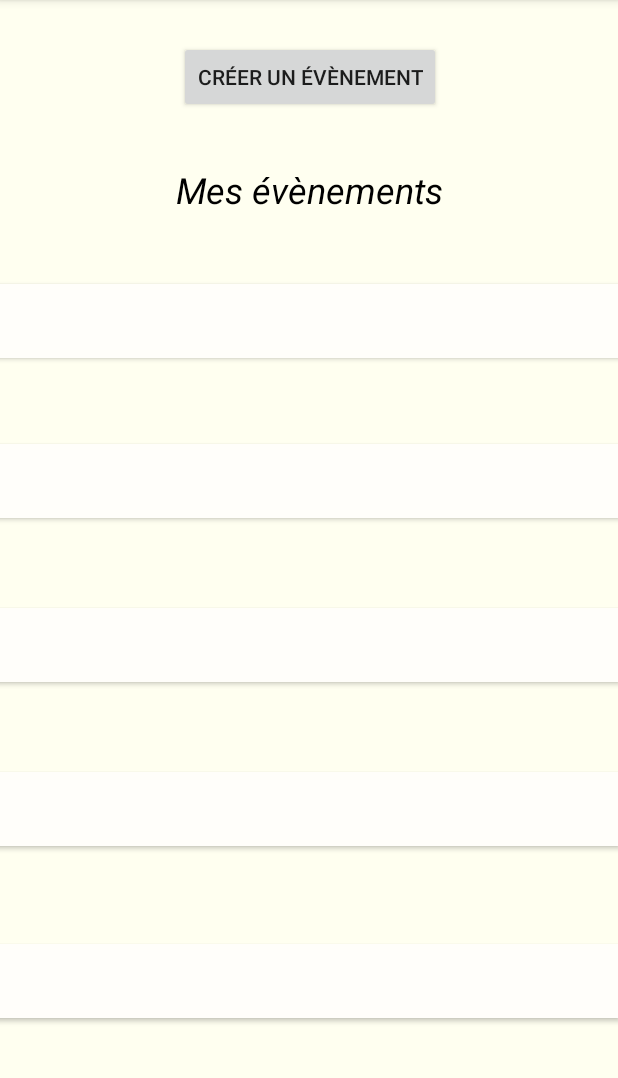
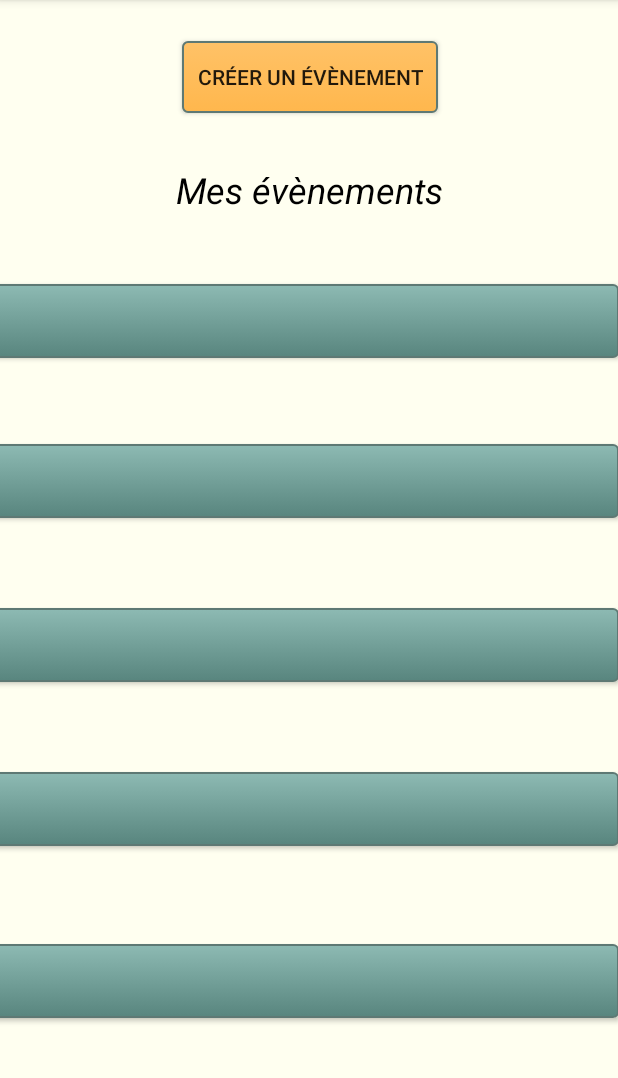
Before and after one commit to Oydrey/PartyManager, an Android app: the screen it shows after launch (MainActivity), on a phone screen of 412 x 824 dp, the part 84-1162 px from its top. Run offline under Robolectric (Android 15) with nearby library versions, the phone set to English and light mode, and no system bars.

Commit message:
Front end des boutons
Front end des bouttons selon leur type commun ou call to action

```diff
--- /dev/null
+++ b/app/src/main/res/drawable/call_to_action.xml
@@ -0,0 +1,24 @@
+<?xml version="1.0" encoding="utf-8"?>
+<selector xmlns:android="http://schemas.android.com/apk/res/android" >
+    <item android:state_pressed="true" >
+        <shape android:shape="rectangle"  >
+            <corners android:radius="3dip" />
+            <stroke android:width="1dip" android:color="#755322" />
+            <gradient android:angle="-90" android:startColor="#D19843" android:endColor="#FFB74D"  />
+        </shape>
+    </item>
+    <item android:state_focused="true">
+        <shape android:shape="rectangle"  >
+            <corners android:radius="3dip" />
+            <stroke android:width="1dip" android:color="#755322" />
+            <solid android:color="#755322"/>
+        </shape>
+    </item>
+    <item >
+        <shape android:shape="rectangle"  >
+            <corners android:radius="3dip" />
+            <stroke android:width="1dip" android:color="#5e7974" />
+            <gradient android:angle="-90" android:startColor="#FFC267" android:endColor="#FFB74D" />
+        </shape>
+    </item>
+</selector>
--- /dev/null
+++ b/app/src/main/res/drawable/commun_button.xml
@@ -0,0 +1,24 @@
+<?xml version="1.0" encoding="utf-8"?>
+<selector xmlns:android="http://schemas.android.com/apk/res/android" >
+    <item android:state_pressed="true" >
+        <shape android:shape="rectangle"  >
+            <corners android:radius="3dip" />
+            <stroke android:width="1dip" android:color="#5e7974" />
+            <gradient android:angle="-90" android:startColor="#345953" android:endColor="#689a92"  />
+        </shape>
+    </item>
+    <item android:state_focused="true">
+        <shape android:shape="rectangle"  >
+            <corners android:radius="3dip" />
+            <stroke android:width="1dip" android:color="#5e7974" />
+            <solid android:color="#58857e"/>
+        </shape>
+    </item>
+    <item >
+        <shape android:shape="rectangle"  >
+            <corners android:radius="3dip" />
+            <stroke android:width="1dip" android:color="#5e7974" />
+            <gradient android:angle="-90" android:startColor="#8dbab3" android:endColor="#58857e" />
+        </shape>
+    </item>
+</selector>
--- a/app/src/main/res/layout/activity_main.xml
+++ b/app/src/main/res/layout/activity_main.xml
@@ -26,7 +26,7 @@
         android:layout_width="421dp"
         android:layout_height="49dp"
         android:layout_marginTop="80dp"
-        android:background="#fffefa"
+        android:background="@drawable/commun_button"
         android:onClick="goEventActivity"
 
 
@@ -45,7 +45,7 @@
         android:layout_width="421dp"
         android:layout_height="49dp"
         android:layout_marginTop="80dp"
-        android:background="#fffefa"
+        android:background="@drawable/commun_button"
         android:onClick="goEventActivity"
 
         android:text=""
@@ -62,7 +62,7 @@
         android:layout_width="421dp"
         android:layout_height="49dp"
         android:layout_marginTop="80dp"
-        android:background="#fffefa"
+        android:background="@drawable/commun_button"
         android:onClick="goEventActivity"
 
         android:text=""
@@ -79,7 +79,7 @@
         android:layout_width="421dp"
         android:layout_height="49dp"
         android:layout_marginTop="80dp"
-        android:background="#fffefa"
+        android:background="@drawable/commun_button"
         android:onClick="goEventActivity"
 
         android:text=""
@@ -96,7 +96,7 @@
         android:layout_width="421dp"
         android:layout_height="49dp"
         android:layout_marginTop="80dp"
-        android:background="#fffefa"
+        android:background="@drawable/commun_button"
 
         android:onClick="goEventActivity"
         android:text=""
@@ -112,6 +112,9 @@
         android:id="@+id/button23"
         android:layout_width="wrap_content"
         android:layout_height="wrap_content"
+        android:background="@drawable/call_to_action"
+        android:paddingLeft="10dp"
+        android:paddingRight="10dp"
 
         android:onClick="goEventCreateActivity"
         android:text="Créer un évènement"
--- a/app/src/main/res/layout/checklist_activity.xml
+++ b/app/src/main/res/layout/checklist_activity.xml
@@ -47,6 +47,7 @@
                 android:id="@+id/button4"
                     android:layout_width="wrap_content"
                     android:layout_height="wrap_content"
+                    android:background="@drawable/commun_button"
 
                     android:layout_alignParentStart="true"
                     android:layout_alignParentBottom="true"
@@ -82,6 +83,7 @@
                     android:id="@+id/button6"
                     android:layout_width="wrap_content"
                     android:layout_height="wrap_content"
+                    android:background="@drawable/commun_button"
 
                     android:layout_marginStart="10dp"
                     android:layout_toEndOf="@+id/textView2"
@@ -831,6 +833,9 @@
                 android:layout_gravity="center"
                 android:layout_marginTop="20dp"
                 android:layout_marginBottom="20dp"
+                android:paddingLeft="10dp"
+                android:paddingRight="10dp"
+                android:background="@drawable/call_to_action"
 
                 android:onClick="saveQuantityAndGoMainSellier"
                 android:text="Sauvegarder"
@@ -854,6 +859,7 @@
                     android:layout_height="wrap_content"
                     android:layout_alignParentStart="true"
                     android:layout_marginStart="10dp"
+                    android:background="@drawable/commun_button"
 
                     android:enabled="false"
                     android:text="Checklist"
@@ -868,6 +874,7 @@
                     android:id="@+id/button7"
                     android:layout_width="wrap_content"
                     android:layout_height="wrap_content"
+                    android:background="@drawable/commun_button"
 
                     android:layout_marginStart="20dp"
                     android:layout_toEndOf="@+id/button22"
@@ -885,6 +892,7 @@
                     android:id="@+id/button27"
                     android:layout_width="wrap_content"
                     android:layout_height="wrap_content"
+                    android:background="@drawable/commun_button"
 
                     android:layout_marginStart="20dp"
                     android:layout_toEndOf="@+id/button7"
--- a/app/src/main/res/layout/event_activity.xml
+++ b/app/src/main/res/layout/event_activity.xml
@@ -14,6 +14,7 @@
         android:layout_height="wrap_content"
         android:onClick="back"
         android:text="Retour"
+        android:background="@drawable/commun_button"
 
         app:layout_constraintBottom_toBottomOf="parent"
         app:layout_constraintHorizontal_bias="0.073"
@@ -28,6 +29,7 @@
         android:layout_width="wrap_content"
         android:layout_height="wrap_content"
         android:layout_marginTop="80dp"
+        android:background="@drawable/commun_button"
 
         android:onClick="goSellierActivity"
         android:text="Sellier"
@@ -44,6 +46,7 @@
         android:layout_height="wrap_content"
         android:layout_marginTop="80dp"
         android:enabled="false"
+        android:background="@drawable/commun_button"
 
         android:text="Event"
         app:layout_constraintBottom_toBottomOf="parent"
@@ -58,6 +61,7 @@
         android:layout_width="wrap_content"
         android:layout_height="wrap_content"
         android:layout_marginTop="80dp"
+        android:background="@drawable/commun_button"
 
         android:onClick="goChecklistActivity"
         android:text="Checklist"
@@ -72,6 +76,7 @@
         android:id="@+id/button11"
         android:layout_width="wrap_content"
         android:layout_height="wrap_content"
+        android:background="@drawable/commun_button"
 
         android:onClick="goMainActivity"
         android:text="Main"
--- a/app/src/main/res/layout/eventcreate_activity.xml
+++ b/app/src/main/res/layout/eventcreate_activity.xml
@@ -44,6 +44,7 @@
                             android:layout_height="wrap_content"
                             android:layout_alignParentRight="true"
                             android:layout_alignParentBottom="true"
+                            android:background="@drawable/commun_button"
 
                             android:layout_marginRight="20dp"
                             android:layout_marginBottom="20dp"
@@ -60,7 +61,7 @@
                             android:id="@+id/button25"
                             android:layout_width="wrap_content"
                             android:layout_height="wrap_content"
-
+                            android:background="@drawable/commun_button"
 
                             android:layout_alignParentStart="true"
                             android:layout_alignParentBottom="true"
@@ -295,6 +296,7 @@
                     android:layout_gravity="center"
                     android:layout_marginTop="20dp"
                     android:layout_marginBottom="20dp"
+                    android:background="@drawable/call_to_action"
 
                     android:onClick="saveEventAndGoMainActivity"
                     android:text="Créer"
--- a/app/src/main/res/layout/sellier_activity.xml
+++ b/app/src/main/res/layout/sellier_activity.xml
@@ -50,6 +50,7 @@
             android:layout_marginStart="10dp"
             android:onClick="back"
             android:text="Retour"
+            android:background="@drawable/commun_button"
 
             app:layout_constraintBottom_toBottomOf="parent"
             app:layout_constraintHorizontal_bias="0.073"
@@ -62,6 +63,7 @@
             android:id="@+id/button12"
             android:layout_width="wrap_content"
             android:layout_height="wrap_content"
+            android:background="@drawable/commun_button"
 
             android:layout_marginStart="10dp"
             android:layout_toEndOf="@+id/textViewSellier"
@@ -371,6 +373,7 @@
             android:layout_height="wrap_content"
             android:layout_alignParentStart="true"
             android:layout_marginStart="10dp"
+            android:background="@drawable/commun_button"
 
             android:onClick="goChecklistActivity"
             android:text="Checklist"
@@ -385,6 +388,7 @@
                 android:id="@+id/button14"
                 android:layout_width="wrap_content"
                 android:layout_height="wrap_content"
+                android:background="@drawable/commun_button"
 
 
                 android:layout_marginStart="20dp"
@@ -404,6 +408,7 @@
                 android:layout_width="wrap_content"
                 android:layout_height="wrap_content"
                 android:layout_marginStart="20dp"
+                android:background="@drawable/commun_button"
 
                 android:layout_toEndOf="@+id/button14"
                 android:enabled="false"
```
